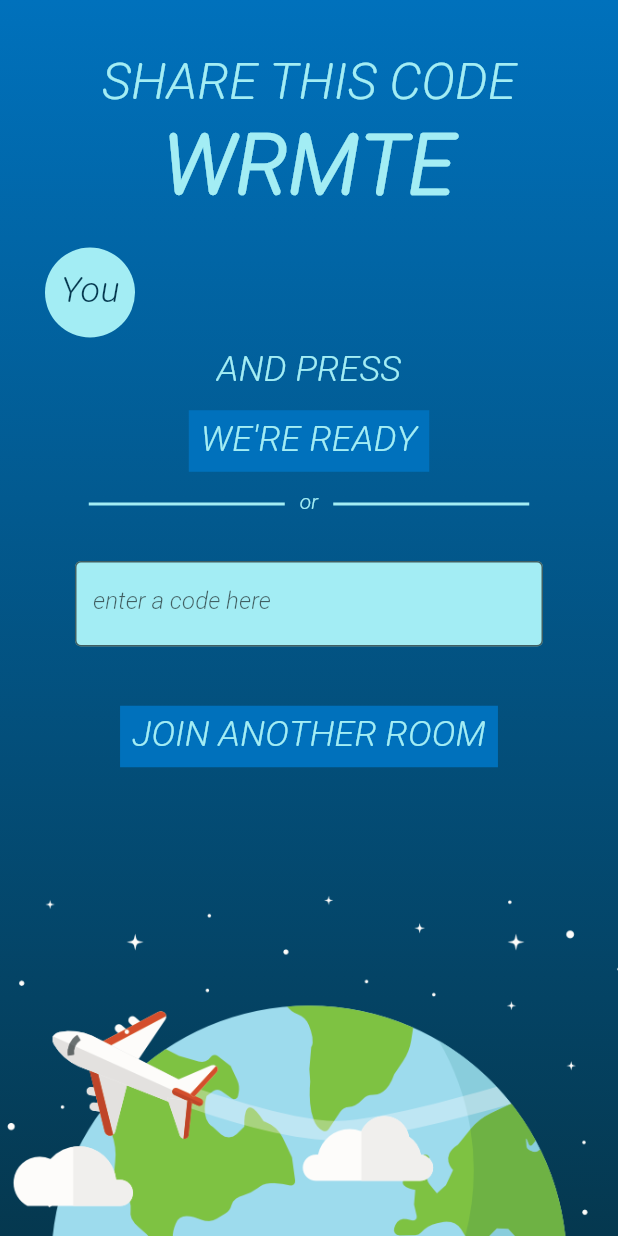
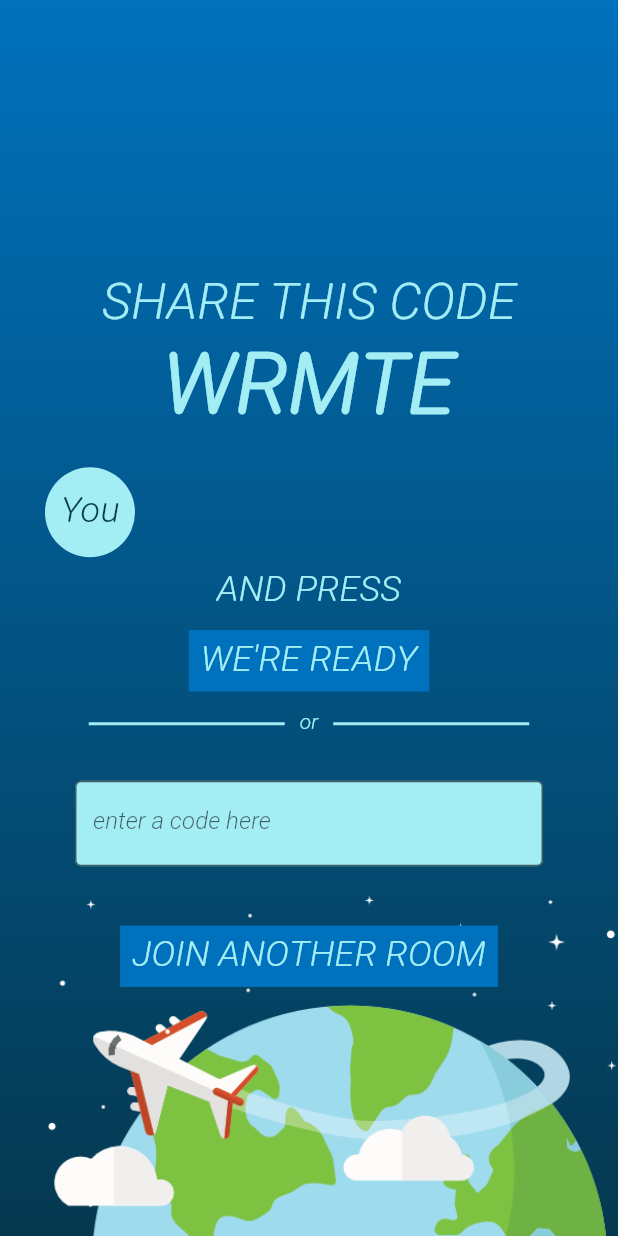
Before and after one commit to benjads/placemap, a Flutter app: the screen it shows after launch, after a tap on "START", on a phone screen of 412 x 824 dp. Run offline on Flutter 3.47's test engine with Material 2 defaults, Android fonts, the phone set to English and light mode, and no system bars; our stand-ins replace carousel_slider, cloud_firestore, device_info, firebase_core, firebase_storage, flutter_tts and 2 more; accounts and stored records are empty.

Commit message:
Improved responsiveness of design and fixed bugs

```diff
--- a/lib/screens/activity_wrapper.dart
+++ b/lib/screens/activity_wrapper.dart
@@ -33,8 +33,8 @@ class ActivityWrapper extends StatelessWidget {
           children: [
             Positioned.fill(child: child),
             Positioned(
-              top: 20,
-              left: 10,
+              top: 40,
+              left: 20,
               child: Material(
                 shape: CircleBorder(),
                 color: theme.colorScheme.primaryVariant,
--- a/lib/screens/intro.dart
+++ b/lib/screens/intro.dart
@@ -1,12 +1,20 @@
 import 'package:flutter/material.dart';
+import 'package:google_fonts/google_fonts.dart';
 
 class IntroScreen extends StatelessWidget {
   final bool showTitle;
+  final bool simpleLogo;
+  final bool footerPadding;
   final Widget footer;
   final Widget content;
 
   const IntroScreen(
-      {Key key, this.showTitle = true, this.footer, @required this.content})
+      {Key key,
+      this.showTitle = true,
+      this.simpleLogo = false,
+      this.footer,
+      this.footerPadding = true,
+      @required this.content})
       : super(key: key);
 
   Widget _title() => Container(
@@ -31,10 +39,7 @@ class IntroScreen extends StatelessWidget {
             gradient: LinearGradient(
           begin: Alignment.topCenter,
           end: Alignment.bottomCenter,
-          colors: [
-            theme.colorScheme.primary,
-            theme.colorScheme.primaryVariant
-          ],
+          colors: [theme.colorScheme.primary, theme.colorScheme.primaryVariant],
         )),
         child: Stack(
           alignment: Alignment.topCenter,
@@ -52,10 +57,33 @@ class IntroScreen extends StatelessWidget {
                     child: footer,
                   ),
             Positioned.fill(
-              child: Column(
-                children: [if (showTitle) _title(), content],
+              child: Container(
+                padding: EdgeInsets.only(
+                    bottom: footer == null && footerPadding ? 200 : 0,
+                    top: simpleLogo ? 70 : 0),
+                child: Column(
+                  mainAxisAlignment: MainAxisAlignment.center,
+                  crossAxisAlignment: CrossAxisAlignment.center,
+                  children: [
+                    if (showTitle) _title(),
+                    Expanded(
+                        child: Align(
+                      alignment: Alignment.center,
+                      child: content,
+                    )),
+                  ],
+                ),
               ),
             ),
+            if (simpleLogo)
+              Positioned(
+                top: 20,
+                child: Text(
+                  'PlaceMap',
+                  style: GoogleFonts.nanumBrushScript(
+                      textStyle: theme.textTheme.headline3),
+                ),
+              ),
           ],
         ),
       ),
--- a/lib/screens/join.dart
+++ b/lib/screens/join.dart
@@ -11,9 +11,11 @@ class JoinScreen extends StatelessWidget {
     return IntroScreen(
       showTitle: false,
       footer: null,
+      footerPadding: false,
       content: Padding(
         padding: EdgeInsets.only(top: 20),
         child: Column(
+          mainAxisAlignment: MainAxisAlignment.center,
           children: [
             CreateSection(),
             DividerText(text: 'or'),
--- a/lib/screens/landing.dart
+++ b/lib/screens/landing.dart
@@ -15,6 +15,7 @@ class LandingScreen extends StatelessWidget {
       showTitle: true,
       footer: null,
       content: Column(
+        mainAxisAlignment: MainAxisAlignment.center,
         children: [
           PlacemapButton(
               onPressed: () => Navigator.pushNamed(context, '/join'),
--- a/lib/screens/search.dart
+++ b/lib/screens/search.dart
@@ -4,7 +4,6 @@ import 'package:flutter/cupertino.dart';
 import 'package:flutter/material.dart';
 import 'package:placemap/models/session.dart';
 import 'package:placemap/models/tradition.dart';
-import 'package:placemap/screens/common.dart';
 import 'package:provider/provider.dart';
 import 'package:placemap/models/app_data.dart';
 import 'package:placemap/screens/activity_wrapper.dart';
@@ -19,14 +18,13 @@ class SearchScreen extends StatelessWidget {
     return ActivityWrapper(
       child: IntroScreen(
         showTitle: false,
+        simpleLogo: true,
         footer: SizedBox.shrink(),
         content: Padding(
           padding: EdgeInsets.fromLTRB(20, 0, 20, 0),
           child: Column(
             mainAxisAlignment: MainAxisAlignment.center,
             children: [
-              LogoText(),
-              SizedBox(height: 20),
               if (appData.review != null)
                 Text(
                   'Results for "${appData.review.nextKeyword}"',
```
Also changed, not shown: lib/models/tradition.dart (+14 -5 lines), lib/screens/common.dart (+0 -12 lines), lib/screens/exit.dart (+3 -6 lines), lib/screens/pause.dart (+2 -6 lines), lib/screens/review.dart (+1 -9 lines), lib/screens/tradition_overview.dart (+6 -4 lines), lib/screens/tutorial.dart (+4 -15 lines), graphics/globe.png, 2 other files.
